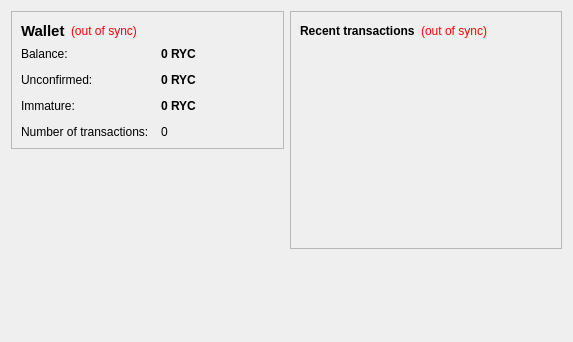
Qt form src/qt/forms/overviewpage.ui (muddafudda/Memecoin) before a commit.
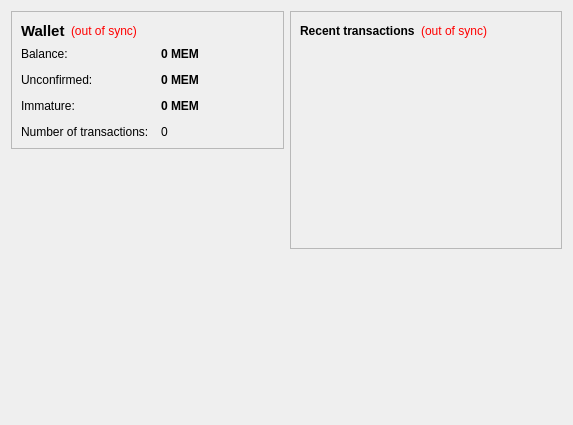
The same form after that commit. Icons and pictures are not drawn.

The edit to the form file:
```diff
--- a/src/qt/forms/overviewpage.ui
+++ b/src/qt/forms/overviewpage.ui
@@ -7,7 +7,7 @@
     <x>0</x>
     <y>0</y>
     <width>573</width>
-    <height>342</height>
+    <height>425</height>
    </rect>
   </property>
   <property name="windowTitle">
@@ -105,7 +105,7 @@
              <string>Your current balance</string>
             </property>
             <property name="text">
-             <string notr="true">0 RYC</string>
+             <string notr="true">0 MEM</string>
             </property>
             <property name="textInteractionFlags">
              <set>Qt::LinksAccessibleByMouse|Qt::TextSelectableByKeyboard|Qt::TextSelectableByMouse</set>
@@ -134,7 +134,7 @@
              <string>Total of transactions that have yet to be confirmed, and do not yet count toward the current balance</string>
             </property>
             <property name="text">
-             <string notr="true">0 RYC</string>
+             <string notr="true">0 MEM</string>
             </property>
             <property name="textInteractionFlags">
              <set>Qt::LinksAccessibleByMouse|Qt::TextSelectableByKeyboard|Qt::TextSelectableByMouse</set>
@@ -177,7 +177,7 @@
              <string>Mined balance that has not yet matured</string>
             </property>
             <property name="text">
-             <string notr="true">0 RYC</string>
+             <string notr="true">0 MEM</string>
             </property>
             <property name="textInteractionFlags">
              <set>Qt::LinksAccessibleByMouse|Qt::TextSelectableByKeyboard|Qt::TextSelectableByMouse</set>
@@ -202,6 +202,16 @@
        </property>
       </spacer>
      </item>
+      <item alignment="Qt::AlignHCenter">
+      <widget class="QLabel" name="label_7">
+       <property name="text">
+        <string/>
+       </property>
+       <property name="pixmap">
+        <pixmap resource="../bitcoin.qrc">:/icons/res/icons/memecoin.png</pixmap>
+       </property>
+      </widget>
+     </item>
     </layout>
    </item>
    <item>
```
Left out of the diff: 4 changed lines with no effect on the pictures.
